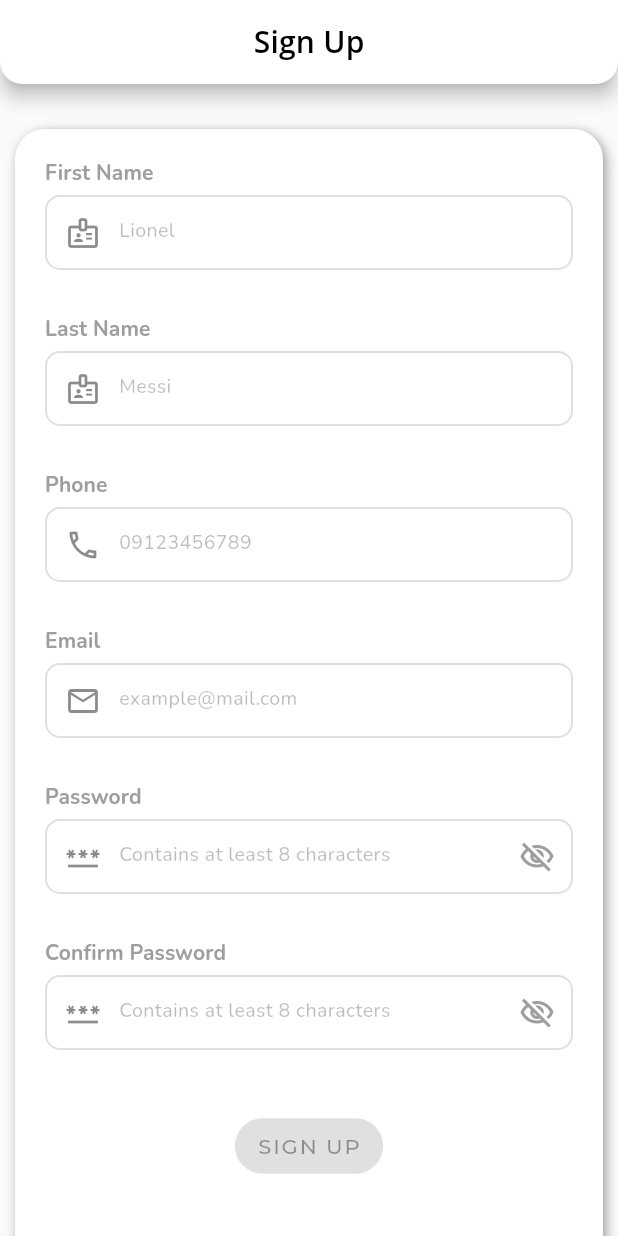
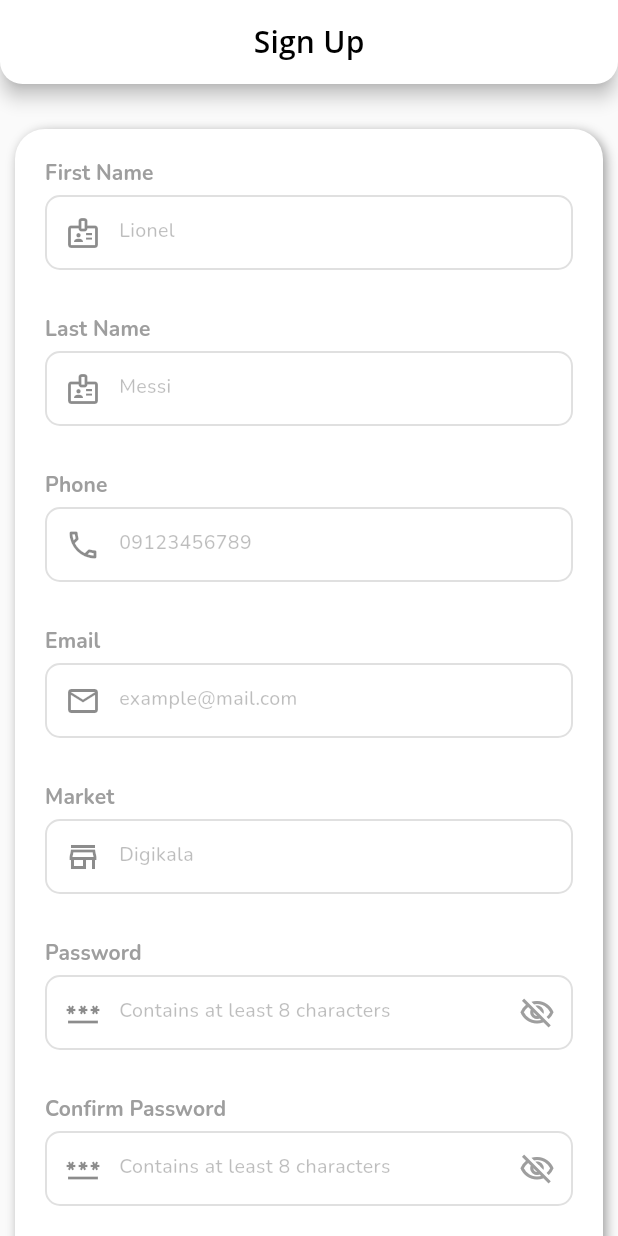
Before and after one commit to ILoveBacteria/namakala, a Flutter app: the screen it shows after launch, after a tap on the "visibility off" icon, after a tap on "SIGN UP", on a phone screen of 412 x 824 dp. Run offline on Flutter 3.47's test engine with Material 2 defaults, Android fonts, the phone set to English and light mode, and no system bars; our stand-ins replace google_fonts; accounts and stored records are empty; project files that could hold a hidden picture were left out.

Commit message:
Added market field

```diff
--- a/lib/screens/sign_up.dart
+++ b/lib/screens/sign_up.dart
@@ -25,18 +25,21 @@ class _SignUpState extends State<SignUp> {
   final _lastNameFocus = FocusNode();
   final _phoneFocus = FocusNode();
   final _emailFocus = FocusNode();
+  final _marketFocus = FocusNode();
   final _passwordFocus = FocusNode();
   final _passwordConfirmFocus = FocusNode();
   FieldStatus _firstNameStatus = FieldStatus.none;
   FieldStatus _lastNameStatus = FieldStatus.none;
   FieldStatus _phoneStatus = FieldStatus.none;
   FieldStatus _emailStatus = FieldStatus.none;
+  FieldStatus _marketStatus = FieldStatus.none;
   FieldStatus _passwordStatus = FieldStatus.none;
   FieldStatus _passwordConfirmStatus = FieldStatus.none;
   final _firstNameController = TextEditingController();
   final _lastNameController = TextEditingController();
   final _phoneController = TextEditingController();
   final _emailController = TextEditingController();
+  final _marketController = TextEditingController();
   final _passwordController = TextEditingController();
   final _passwordConfirmController = TextEditingController();
   VoidCallback? _submitButton;
@@ -50,6 +53,7 @@ class _SignUpState extends State<SignUp> {
     _lastNameFocus.dispose();
     _phoneFocus.dispose();
     _emailFocus.dispose();
+    _marketFocus.dispose();
     _passwordFocus.dispose();
     _passwordConfirmFocus.dispose();
   }
@@ -63,7 +67,7 @@ class _SignUpState extends State<SignUp> {
         children: <Widget>[
           Field.parentContainer(
             child: Column(
-              children: [
+              children: <Widget>[
                 Field.firstName(
                   focusNode: _firstNameFocus,
                   status: _firstNameStatus,
@@ -126,6 +130,18 @@ class _SignUpState extends State<SignUp> {
                   },
                   onChanged: (_) =>
                       setState(() => _emailStatus = FieldStatus.none),
+                ),
+                Field.separate(),
+                Field.market(
+                  focusNode: _marketFocus,
+                  status: _marketStatus,
+                  controller: _marketController,
+                  onTap: () => setState(() {}),
+                  onEditingComplete: () {
+                    _marketValidate();
+                    setState(() {});
+                  },
+                  onChanged: (_) => setState(() => _marketStatus = FieldStatus.none),
                 ),
                 Field.separate(),
                 Field.password(
@@ -240,7 +256,11 @@ class _SignUpState extends State<SignUp> {
     if (_emailController.text.isNotEmpty) {
       person.email = _emailController.text;
     }
-    person.market = Market('${person.firstname} ${person.lastname}');
+    if (_marketController.text.isNotEmpty) {
+      person.market = Market(_marketController.text);
+    } else {
+      person.market = Market('${person.firstname} ${person.lastname}');
+    }
 
     MySocket socket = MySocket(null, Command.signUp, [jsonEncode(person)]);
     String value = await socket.sendAndReceive();
@@ -252,6 +272,7 @@ class _SignUpState extends State<SignUp> {
         _lastNameStatus == FieldStatus.validate &&
         _phoneStatus == FieldStatus.validate &&
         _emailStatus == FieldStatus.validate &&
+        _marketStatus == FieldStatus.validate &&
         _passwordStatus == FieldStatus.validate &&
         _passwordConfirmStatus == FieldStatus.validate;
   }
@@ -261,6 +282,7 @@ class _SignUpState extends State<SignUp> {
     _lastNameValidate();
     _phoneValidate();
     _emailValidate();
+    _marketValidate();
     _passwordValidate();
     _passwordConfirmValidate();
   }
@@ -297,6 +319,14 @@ class _SignUpState extends State<SignUp> {
     _emailFocus.unfocus();
   }
 
+  void _marketValidate() {
+    Field.emailValidate(_marketController.text, true)
+        ? _marketStatus = FieldStatus.validate
+        : _marketStatus = FieldStatus.error;
+
+    _marketFocus.unfocus();
+  }
+
   void _passwordValidate() {
     Field.passwordValidate(_passwordController.text)
         ? _passwordStatus = FieldStatus.validate
```
